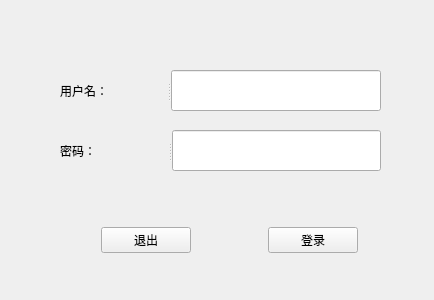
The window that loginview.ui (strawsuper/shoppingmall) describes before a commit, drawn with Qt 5.
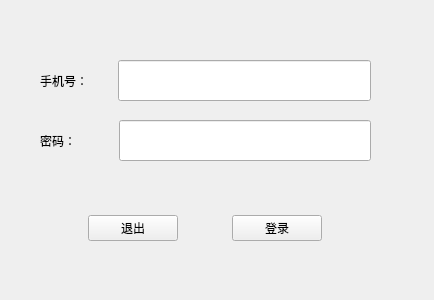
The same window after the commit.

The edit to the form file:
```diff
--- a/loginview.ui
+++ b/loginview.ui
@@ -13,41 +13,35 @@
   <property name="windowTitle">
    <string>Form</string>
   </property>
-  <widget class="QSplitter" name="splitter_3">
+  <widget class="QWidget" name="widget" native="true">
    <property name="geometry">
     <rect>
-     <x>60</x>
-     <y>130</y>
-     <width>321</width>
-     <height>41</height>
+     <x>20</x>
+     <y>10</y>
+     <width>401</width>
+     <height>281</height>
     </rect>
    </property>
-   <property name="orientation">
-    <enum>Qt::Horizontal</enum>
+   <property name="sizePolicy">
+    <sizepolicy hsizetype="Expanding" vsizetype="Expanding">
+     <horstretch>0</horstretch>
+     <verstretch>0</verstretch>
+    </sizepolicy>
    </property>
-   <widget class="QSplitter" name="splitter_4">
-    <property name="orientation">
-     <enum>Qt::Horizontal</enum>
-    </property>
-    <widget class="QLabel" name="label_2">
-     <property name="text">
-      <string>密码：      </string>
-     </property>
-    </widget>
-    <widget class="QLineEdit" name="lineEdit_2"/>
-   </widget>
-  </widget>
+   <property name="autoFillBackground">
+    <bool>false</bool>
+   </property>
   <widget class="QWidget" name="horizontalLayoutWidget">
    <property name="geometry">
     <rect>
-     <x>30</x>
+      <x>20</x>
      <y>200</y>
-     <width>401</width>
-     <height>80</height>
-    </rect>
-   </property>
-   <layout class="QHBoxLayout" name="horizontalLayout">
-    <item>
+      <width>331</width>
+      <height>37</height>
+     </rect>
+    </property>
+    <layout class="QGridLayout" name="gridLayout_3" columnstretch="0,0,0">
+     <item row="0" column="0">
      <widget class="QPushButton" name="pushButton">
       <property name="maximumSize">
        <size>
@@ -60,7 +54,7 @@
       </property>
      </widget>
     </item>
-    <item>
+     <item row="0" column="1">
      <widget class="QPushButton" name="pushButton_2">
       <property name="maximumSize">
        <size>
@@ -75,28 +69,81 @@
     </item>
    </layout>
   </widget>
-  <widget class="QSplitter" name="splitter_2">
+   <widget class="QWidget" name="gridLayoutWidget_2">
    <property name="geometry">
     <rect>
-     <x>60</x>
-     <y>70</y>
-     <width>321</width>
+      <x>20</x>
+      <y>50</y>
+      <width>331</width>
      <height>41</height>
     </rect>
    </property>
-   <property name="orientation">
-    <enum>Qt::Horizontal</enum>
-   </property>
-   <widget class="QSplitter" name="splitter">
-    <property name="orientation">
-     <enum>Qt::Horizontal</enum>
-    </property>
-    <widget class="QLabel" name="label">
+    <layout class="QGridLayout" name="gridLayout_2">
+     <property name="sizeConstraint">
+      <enum>QLayout::SetNoConstraint</enum>
+     </property>
+     <item row="1" column="0">
+      <widget class="QLabel" name="label_3">
+       <property name="text">
+        <string>手机号：       </string>
+       </property>
+      </widget>
+     </item>
+     <item row="1" column="1">
+      <widget class="QLineEdit" name="lineEdit">
+       <property name="sizePolicy">
+        <sizepolicy hsizetype="Expanding" vsizetype="Expanding">
+         <horstretch>0</horstretch>
+         <verstretch>0</verstretch>
+        </sizepolicy>
+       </property>
+       <property name="maximumSize">
+        <size>
+         <width>16777215</width>
+         <height>16777215</height>
+        </size>
+       </property>
+      </widget>
+     </item>
+    </layout>
+   </widget>
+   <widget class="QWidget" name="gridLayoutWidget">
+    <property name="geometry">
+     <rect>
+      <x>20</x>
+      <y>110</y>
+      <width>331</width>
+      <height>41</height>
+     </rect>
+    </property>
+    <layout class="QGridLayout" name="gridLayout">
+     <property name="sizeConstraint">
+      <enum>QLayout::SetNoConstraint</enum>
+     </property>
+     <item row="1" column="0">
+      <widget class="QLabel" name="label_2">
      <property name="text">
-      <string>用户名：  </string>
-     </property>
-    </widget>
-    <widget class="QLineEdit" name="lineEdit"/>
+        <string>密码：           </string>
+       </property>
+      </widget>
+     </item>
+     <item row="1" column="1">
+      <widget class="QLineEdit" name="lineEdit_2">
+       <property name="sizePolicy">
+        <sizepolicy hsizetype="Expanding" vsizetype="Expanding">
+         <horstretch>0</horstretch>
+         <verstretch>0</verstretch>
+        </sizepolicy>
+       </property>
+       <property name="maximumSize">
+        <size>
+         <width>16777215</width>
+         <height>16777215</height>
+        </size>
+       </property>
+      </widget>
+     </item>
+    </layout>
    </widget>
   </widget>
  </widget>
```
Lines whose indentation alone changed are shown as unchanged.
